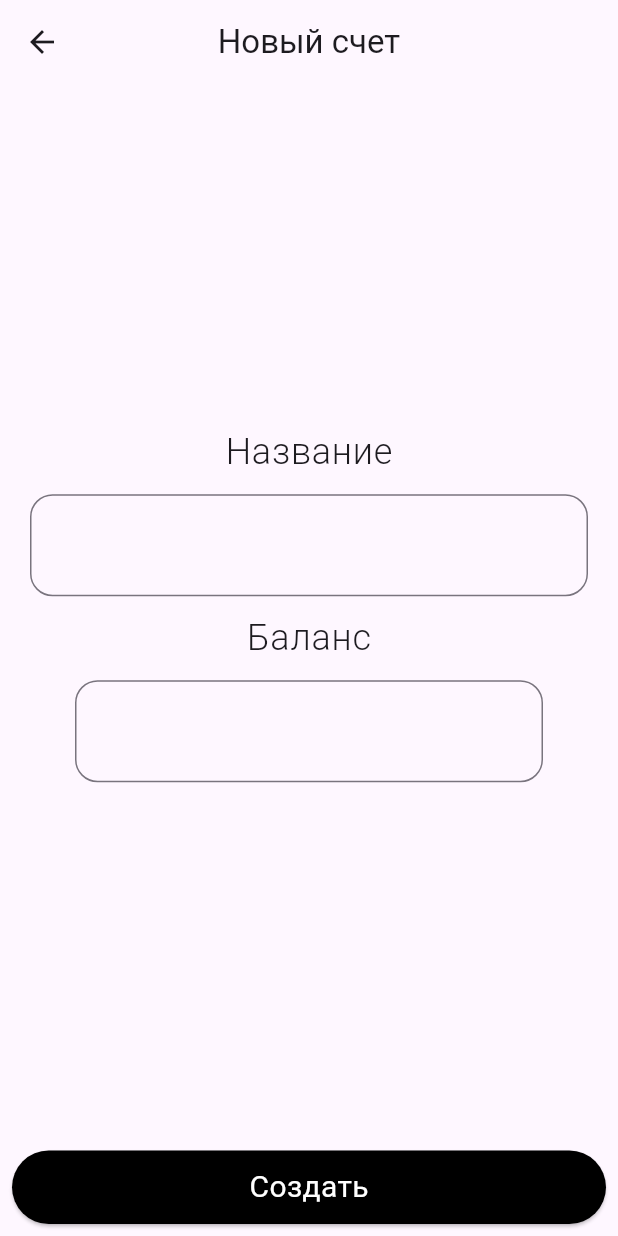
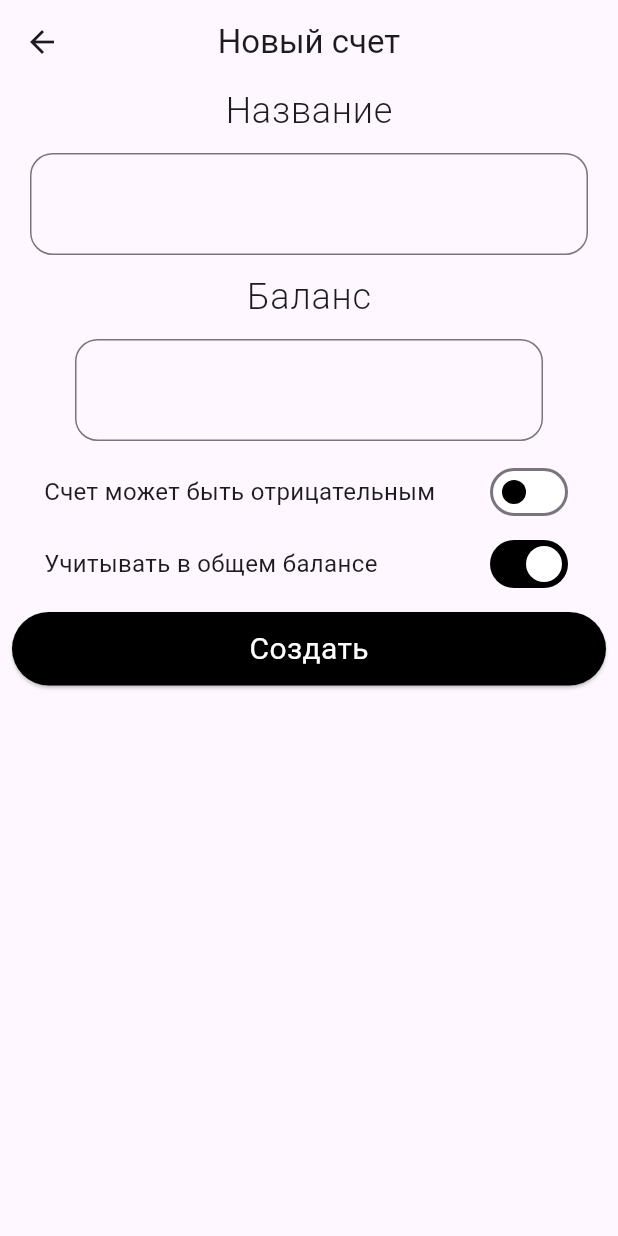
Before and after one commit to MeynSpain/finance, a Flutter app: the AccountsPage screen opened by its route, after a tap on the "add" icon, on a phone screen of 412 x 824 dp. Run offline on Flutter 3.47's test engine with Material 3 defaults, Android fonts, the phone set to English and light mode, and no system bars; our stand-ins replace bloc, cloud_firestore, equatable, firebase_auth, firebase_core, fl_chart and 6 more; missing offline and left inert: talker_bloc_logger, tree_view_flutter; accounts and stored records are empty; Roboto replaces fonts that are missing (Geologica); statements that could not run were skipped.

Commit message:
Сделал общий баланс и поле, которое должно учитывать счет в общем балансе или нет. Сделал добавление счета.

```diff
--- a/lib/core/constants/globals.dart
+++ b/lib/core/constants/globals.dart
@@ -49,6 +49,7 @@ class Globals {
   static const String transfers = 'transfers';
   static const String fromAccountUid = 'fromAccountUid';
   static const String toAccountUid = 'toAccountUid';
+  static const String isAccountedInTotalBalance = 'isAccountedInTotalBalance';
 
   static const String typeStartBalance = 'startBalance';
 
--- a/lib/core/constants/status/categories_status.dart
+++ b/lib/core/constants/status/categories_status.dart
@@ -17,6 +17,9 @@ enum CategoriesStatus {
 
   addingNewAccount,
   newAccountAdded,
+
+  selectingAccount,
+  accountSelected,
 
   creatingCategory,
   addingCategory,
--- a/lib/core/constants/template/templates.dart
+++ b/lib/core/constants/template/templates.dart
@@ -29,6 +29,7 @@ class Templates {
       balance: 0,
       userUid: userUid,
       type: Globals.typeAccountNonNullable,
+      isAccountedInTotalBalance: true,
     );
   }
 
--- a/lib/core/models/account_model.dart
+++ b/lib/core/models/account_model.dart
@@ -7,6 +7,7 @@ class AccountModel extends Equatable {
   String name;
   int balance;
   String type;
+  bool? isAccountedInTotalBalance;
 
   AccountModel({
     this.uid,
@@ -14,6 +15,7 @@ class AccountModel extends Equatable {
     required this.name,
     required this.balance,
     required this.type,
+    this.isAccountedInTotalBalance,
   });
 
   Map<String, dynamic> toMap() {
@@ -23,6 +25,7 @@ class AccountModel extends Equatable {
       Globals.name: name,
       Globals.balance: balance,
       Globals.type: type,
+      Globals.isAccountedInTotalBalance: isAccountedInTotalBalance,
     };
   }
 
@@ -33,6 +36,7 @@ class AccountModel extends Equatable {
       name: mapData[Globals.name],
       balance: mapData[Globals.balance],
       type: mapData[Globals.type],
+      isAccountedInTotalBalance: mapData[Globals.isAccountedInTotalBalance],
     );
   }
 
@@ -48,5 +52,6 @@ class AccountModel extends Equatable {
         name,
         balance,
         type,
+        isAccountedInTotalBalance,
       ];
 }
--- a/lib/core/services/database_service.dart
+++ b/lib/core/services/database_service.dart
@@ -78,6 +78,7 @@ class DatabaseService {
       balance: accountModel.balance,
       userUid: accountModel.userUid,
       type: accountModel.type,
+      isAccountedInTotalBalance: accountModel.isAccountedInTotalBalance,
     );
 
     DocumentReference docRef = db
--- a/lib/features/categories/accounts/view/pages/accounts_page.dart
+++ b/lib/features/categories/accounts/view/pages/accounts_page.dart
@@ -1,12 +1,15 @@
 import 'package:finance/features/categories/accounts/view/widgets/list_accounts_widget.dart';
+import 'package:finance/features/categories/bloc/categories_bloc.dart';
 import 'package:flutter/cupertino.dart';
 import 'package:flutter/material.dart';
+import 'package:flutter_bloc/flutter_bloc.dart';
 
 class AccountsPage extends StatelessWidget {
   const AccountsPage({super.key});
 
   @override
   Widget build(BuildContext context) {
+    final theme = Theme.of(context);
     return Scaffold(
       appBar: AppBar(
         title: Text('Счета'),
@@ -16,14 +19,17 @@ class AccountsPage extends StatelessWidget {
         // mainAxisAlignment: MainAxisAlignment.center,
         // crossAxisAlignment: CrossAxisAlignment.center,
         children: [
-
           /// Итог
-          const Center(
-            child: Column(
-              children: [
-                Text('Итого'),
-                Text('12355'),
-              ],
+          Center(
+            child: BlocBuilder<CategoriesBloc, CategoriesState>(
+              builder: (context, state) {
+                return Column(
+                  children: [
+                    Text('Общий баланс', style: theme.textTheme.bodyLarge,),
+                    Text('${state.totalBalance} руб.', style: theme.textTheme.bodyLarge,),
+                  ],
+                );
+              },
             ),
           ),
 
@@ -31,20 +37,21 @@ class AccountsPage extends StatelessWidget {
           Row(
             mainAxisAlignment: MainAxisAlignment.spaceEvenly,
             children: [
-              ElevatedButton(onPressed: (){}, child: Text('История переводов')),
-              ElevatedButton(onPressed: (){}, child: Text('Создать перевод')),
+              ElevatedButton(
+                  onPressed: () {}, child: Text('История переводов')),
+              ElevatedButton(onPressed: () {}, child: Text('Создать перевод')),
             ],
           ),
 
           /// Список счетов
-          const Expanded(child: ListAccountsWidgets() ),
+          const Expanded(child: ListAccountsWidgets()),
 
           /// Кнопка добавления
           Padding(
             padding: const EdgeInsets.symmetric(vertical: 10),
             child: Center(
               child: FloatingActionButton(
-                onPressed: (){
+                onPressed: () {
                   Navigator.of(context).pushNamed('/accounts/newAccount');
                 },
                 child: Icon(Icons.add),
--- a/lib/features/categories/accounts/view/pages/new_account_page.dart
+++ b/lib/features/categories/accounts/view/pages/new_account_page.dart
@@ -5,6 +5,7 @@ import 'package:firebase_auth/firebase_auth.dart';
 import 'package:flutter/cupertino.dart';
 import 'package:flutter/material.dart';
 import 'package:flutter/services.dart';
+import 'package:flutter/widgets.dart';
 
 class NewAccountPage extends StatefulWidget {
   const NewAccountPage({super.key});
@@ -16,6 +17,9 @@ class NewAccountPage extends StatefulWidget {
 class _NewAccountPageState extends State<NewAccountPage> {
   final TextEditingController _nameController = TextEditingController();
   final TextEditingController _balanceController = TextEditingController();
+
+  bool _isNullable = false;
+  bool _isAccountedInTotalBalance = true;
 
   @override
   void dispose() {
@@ -32,10 +36,12 @@ class _NewAccountPageState extends State<NewAccountPage> {
         title: Text('Новый счет'),
         centerTitle: true,
       ),
-      body: Column(
+      body: SingleChildScrollView(
+        child: Column(
           mainAxisAlignment: MainAxisAlignment.center,
           children: [
-          Expanded(child: SizedBox()),
+            // Expanded(child: SizedBox(height: ,))
+            // Flexible(child: SizedBox(), fit: FlexFit.loose,flex: 1,),
             Text(
               'Название',
               style: theme.textTheme.bodyLarge,
@@ -70,7 +76,57 @@ class _NewAccountPageState extends State<NewAccountPage> {
                 ),
               ),
             ),
-          Expanded(child: SizedBox()),
+            Row(
+              mainAxisAlignment: MainAxisAlignment.center,
+              children: [
+                Expanded(flex: 1, child: SizedBox()),
+                Expanded(
+                    flex: 10,
+                    child: Text(
+                      'Счет может быть отрицательным',
+                      style: theme.textTheme.bodyMedium,
+                    )),
+                Switch(
+                  activeColor: Colors.white,
+                  activeTrackColor: Colors.black,
+                  inactiveThumbColor: Colors.black,
+                  inactiveTrackColor: Colors.white,
+                  value: _isNullable,
+                  onChanged: (bool? newValue) {
+                    setState(() {
+                      _isNullable = newValue ?? _isNullable;
+                    });
+                  },
+                ),
+                Expanded(flex: 1, child: SizedBox()),
+              ],
+            ),
+            Row(
+              mainAxisAlignment: MainAxisAlignment.center,
+              children: [
+                Expanded(flex: 1, child: SizedBox()),
+                Expanded(
+                    flex: 10,
+                    child: Text(
+                      'Учитывать в общем балансе',
+                      style: theme.textTheme.bodyMedium,
+                    )),
+                Switch(
+                  activeColor: Colors.white,
+                  activeTrackColor: Colors.black,
+                  inactiveThumbColor: Colors.black,
+                  inactiveTrackColor: Colors.white,
+                  value: _isAccountedInTotalBalance,
+                  onChanged: (bool? newValue) {
+                    setState(() {
+                      _isAccountedInTotalBalance = newValue ?? _isAccountedInTotalBalance;
+                    });
+                  },
+                ),
+                Expanded(flex: 1, child: SizedBox()),
+              ],
+            ),
+            // Flexible(child: SizedBox(), fit: FlexFit.loose,),
             Row(
               children: [
                 Expanded(
@@ -94,8 +150,9 @@ class _NewAccountPageState extends State<NewAccountPage> {
                   ),
                 ),
               ],
-          )
+            ),
           ],
+        ),
       ),
     );
   }
@@ -105,12 +162,14 @@ class _NewAccountPageState extends State<NewAccountPage> {
     String balance = _balanceController.text.trim();
 
     if (name != '' && balance != '') {
-      getIt<CategoriesBloc>()
-          .add(CategoriesAddNewAccountEvent(
+      getIt<CategoriesBloc>().add(CategoriesAddNewAccountEvent(
         userUid: FirebaseAuth.instance.currentUser!.uid!,
         name: name,
         balance: int.parse(balance),
-        type: Globals.typeAccountNonNullable,
+        isAccountedInTotalBalance: _isAccountedInTotalBalance,
+        type: _isNullable
+            ? Globals.typeAccountNullable
+            : Globals.typeAccountNonNullable,
       ));
     }
   }
--- a/lib/features/categories/bloc/categories_event.dart
+++ b/lib/features/categories/bloc/categories_event.dart
@@ -31,13 +31,23 @@ class CategoriesAddNewAccountEvent extends CategoriesEvent {
   final String name;
   final int balance;
   final String type;
+  final bool isAccountedInTotalBalance;
 
   CategoriesAddNewAccountEvent({
     required this.userUid,
     required this.name,
     required this.balance,
     required this.type,
+    required this.isAccountedInTotalBalance,
   });
+}
+
+class CategoriesSelectNewAccountEvent extends CategoriesEvent {
+  final String userUid;
+  final AccountModel accountModel;
+
+  CategoriesSelectNewAccountEvent(
+      {required this.userUid, required this.accountModel});
 }
 
 /// Считывание всех категорий из бд
--- a/lib/features/categories/bloc/categories_state.dart
+++ b/lib/features/categories/bloc/categories_state.dart
@@ -10,6 +10,7 @@ class CategoriesState extends Equatable {
   final List<CategoryModel> listUnsortedCategories;
   final DateTime selectedDate;
   final String messageError;
+  final int totalBalance;
 
   const CategoriesState._({
     required this.listCategories,
@@ -21,6 +22,7 @@ class CategoriesState extends Equatable {
     this.listTags,
     required this.messageError,
     required this.selectedDate,
+    required this.totalBalance,
   });
 
   factory CategoriesState.initial() {
@@ -33,6 +35,7 @@ class CategoriesState extends Equatable {
       messageError: '',
       selectedDate: DateTime.now(),
       listAccounts: [],
+      totalBalance: 0,
     );
   }
 
@@ -46,6 +49,7 @@ class CategoriesState extends Equatable {
     String? messageError,
     DateTime? selectedDate,
     List<AccountModel>? listAccounts,
+    int? totalBalance,
   }) {
     return CategoriesState._(
       listCategories: listCategories ?? this.listCategories,
@@ -58,6 +62,7 @@ class CategoriesState extends Equatable {
       messageError: messageError ?? this.messageError,
       selectedDate: selectedDate ?? this.selectedDate,
       listAccounts: listAccounts ?? this.listAccounts,
+      totalBalance: totalBalance ?? this.totalBalance,
     );
   }
 
@@ -72,5 +77,6 @@ class CategoriesState extends Equatable {
         listUnsortedCategories,
         messageError,
         selectedDate,
+        totalBalance,
       ];
 }
--- a/lib/features/last_transactions/bloc/last_transactions_event.dart
+++ b/lib/features/last_transactions/bloc/last_transactions_event.dart
@@ -15,5 +15,15 @@ class LastTransactionsAddTransactionEvent extends LastTransactionsEvent {
   final TransactionModel transaction;
   final String categoryUid;
 
-  LastTransactionsAddTransactionEvent({required this.transaction, required this.categoryUid});
+  LastTransactionsAddTransactionEvent(
+      {required this.transaction, required this.categoryUid});
 }
+
+class LastTransactionsSelectAccountEvent
+    extends LastTransactionsEvent {
+  final String userUid;
+  final String accountUid;
+
+  LastTransactionsSelectAccountEvent(
+      {required this.userUid, required this.accountUid});
+}
```
Also changed, not shown: lib/core/services/account_service.dart (added, +15 -0 lines), lib/features/categories/bloc/categories_bloc.dart (+42 -1 lines), lib/features/categories/view/dialogs/select_current_account_dialog.dart (added, +86 -0 lines), lib/features/categories/view/pages/home_page.dart (+18 -8 lines), lib/features/last_transactions/bloc/last_transactions_bloc.dart (+35 -3 lines). Lines whose indentation alone changed are shown as unchanged.
